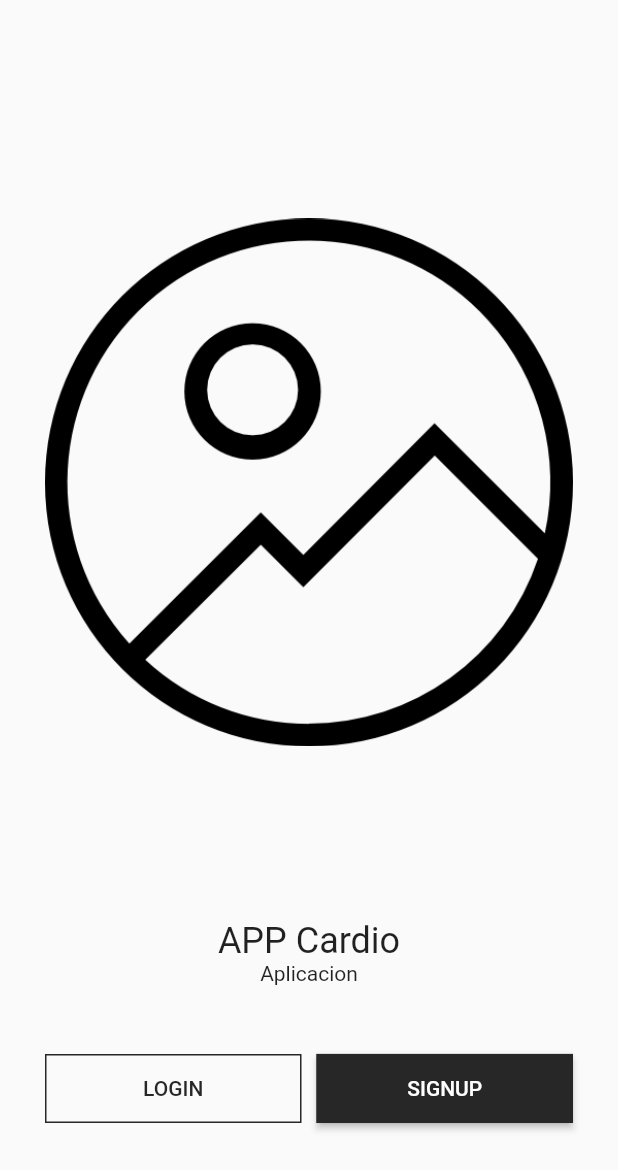
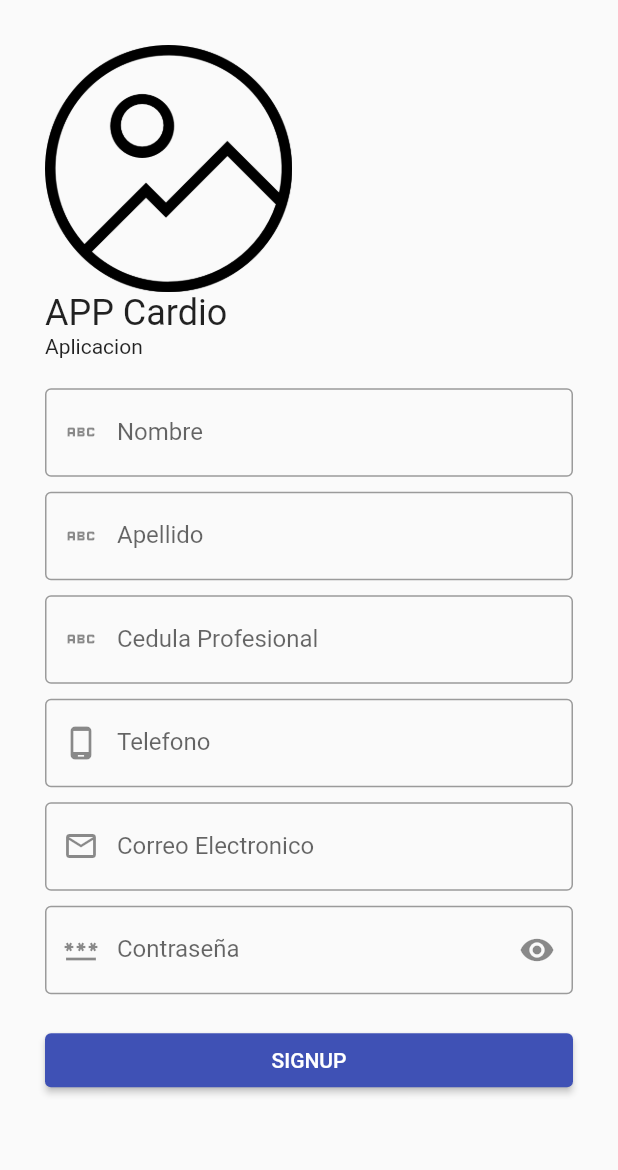
Before and after one commit to jesusigarmor/appCardio, a Flutter app: the screen it shows after launch, after a tap on "SIGNUP", on a phone screen of 412 x 824 dp. Shown: the top 1170 px of the screen. Run offline on Flutter 3.47's test engine with Material 2 defaults, Android fonts, the light colour scheme and no system bars; our stand-ins replace get.

Commit message:
Pantalla de login, signup
Configure el flujo hacia las pantallas de login y signup con la biblioteca de getX.
Cree el cascaron de la pantalla de login y signup

```diff
--- a/lib/main.dart
+++ b/lib/main.dart
@@ -1,6 +1,8 @@
+import 'package:appcardio/src/features/login/screens/login/login.screen.dart';
 import 'package:appcardio/src/features/login/screens/splash_screen/splash_screen.screen.dart';
 import 'package:appcardio/src/features/login/screens/welcome/welcome.screen.dart';
 import 'package:flutter/material.dart';
+import 'package:get/get_navigation/get_navigation.dart';
 
 void main() => runApp(const MyApp());
 
@@ -9,12 +11,12 @@ class MyApp extends StatelessWidget {
 
   @override
   Widget build(BuildContext context) {
-    return MaterialApp(
+    return GetMaterialApp(
       theme:
           ThemeData(brightness: Brightness.light, primarySwatch: Colors.indigo),
       darkTheme: ThemeData(brightness: Brightness.dark),
       themeMode: ThemeMode.system,
-      home: WelcomeScreen(),
+      home: const WelcomeScreen(),
     );
   }
 }
--- a/lib/src/constants/sizes.dart
+++ b/lib/src/constants/sizes.dart
@@ -1,3 +1,4 @@
 const tDefaultSize = 30.0;
 const tSplashContainterSize = 30.0;
 const tButtonHeight = 15.0;
+const tFormHeight = 30.0;
--- /dev/null
+++ b/lib/src/features/login/screens/signup/signup.screen.dart
@@ -0,0 +1,113 @@
+import 'package:appcardio/src/constants/image_strings.dart';
+import 'package:appcardio/src/constants/sizes.dart';
+import 'package:appcardio/src/constants/text_string.dart';
+import 'package:flutter/material.dart';
+
+class SignUpScreen extends StatelessWidget {
+  const SignUpScreen({Key? key}) : super(key: key);
+
+  @override
+  Widget build(BuildContext context) {
+    var height = MediaQuery.of(context).size.height;
+
+    return SafeArea(
+        child: Scaffold(
+      body: SingleChildScrollView(
+        child: Container(
+          padding: const EdgeInsets.all(tDefaultSize),
+          child:
+              Column(crossAxisAlignment: CrossAxisAlignment.start, children: [
+            /**-----------S1------------ */
+            Image(
+              image: AssetImage(tWelcomeScreenImage),
+              height: height * 0.2,
+            ),
+            Text(tWelcomeTitle,
+                style: Theme.of(context).textTheme.headlineSmall),
+            Text(
+              tWelcomeSubTitle,
+              style: Theme.of(context).textTheme.bodyMedium,
+            ),
+            /**-----------S2------------ */
+            Form(
+                child: Container(
+              padding: EdgeInsets.symmetric(vertical: tFormHeight - 10),
+              child: Column(
+                crossAxisAlignment: CrossAxisAlignment.start,
+                children: [
+                  TextFormField(
+                    decoration: InputDecoration(
+                        prefixIcon: Icon(Icons.abc),
+                        labelText: "Nombre",
+                        hintText: "Ingresa tu nombre",
+                        border: OutlineInputBorder()),
+                  ),
+                  SizedBox(
+                    height: tFormHeight - 20,
+                  ),
+                  TextFormField(
+                      decoration: InputDecoration(
+                    prefixIcon: Icon(Icons.abc),
+                    labelText: "Apellido",
+                    hintText: "Ingresa tu apellido",
+                    border: OutlineInputBorder(),
+                  )),
+                  SizedBox(
+                    height: tFormHeight - 20,
+                  ),
+                  TextFormField(
+                      decoration: InputDecoration(
+                    prefixIcon: Icon(Icons.abc),
+                    labelText: "Cedula Profesional",
+                    hintText: "Ingresa tu cedula",
+                    border: OutlineInputBorder(),
+                  )),
+                  SizedBox(
+                    height: tFormHeight - 20,
+                  ),
+                  TextFormField(
+                      decoration: InputDecoration(
+                    prefixIcon: Icon(Icons.phone_android_outlined),
+                    labelText: "Telefono",
+                    hintText: "Ingresa tu telefono",
+                    border: OutlineInputBorder(),
+                  )),
+                  SizedBox(
+                    height: tFormHeight - 20,
+                  ),
+                  TextFormField(
+                      decoration: InputDecoration(
+                    prefixIcon: Icon(Icons.email_outlined),
+                    labelText: "Correo Electronico",
+                    hintText: "Ingresa tu correo electronico",
+                    border: OutlineInputBorder(),
+                  )),
+                  SizedBox(
+                    height: tFormHeight - 20,
+                  ),
+                  TextFormField(
+                      decoration: InputDecoration(
+                          prefixIcon: Icon(Icons.password_outlined),
+                          labelText: "Contraseña",
+                          hintText: "Ingresa tu contraseña",
+                          border: OutlineInputBorder(),
+                          suffixIcon: Icon(Icons.remove_red_eye_sharp))),
+                  SizedBox(
+                    height: tFormHeight - 10,
+                  ),
+                  SizedBox(
+                    width: double.infinity,
+                    child: ElevatedButton(
+                      onPressed: () {},
+                      child: Text("SIGNUP"),
+                    ),
+                  )
+                ],
+              ),
+            ))
+          ]),
+        ),
+      ),
+    ));
+  }
+}
--- a/pubspec.yaml
+++ b/pubspec.yaml
@@ -13,6 +13,7 @@ dependencies:
     sdk: flutter
   cupertino_icons: ^1.0.2
   flutter_native_splash: ^2.3.2
+  get: ^4.6.5
 
 dev_dependencies:
   flutter_test:
```
Also changed, not shown: lib/src/features/login/screens/login/login.screen.dart (added, +86 -0 lines), lib/src/features/login/screens/welcome/welcome.screen.dart (+7 -4 lines), lib/src/utils/theme/theme.dart (deleted, +0 -9 lines), lib/src/utils/theme/widget_themes/outlined_button.theme.dart (deleted, +0 -23 lines), lib/src/utils/theme/widget_themes/elevated_button.theme.dart (deleted), pubspec.lock.
